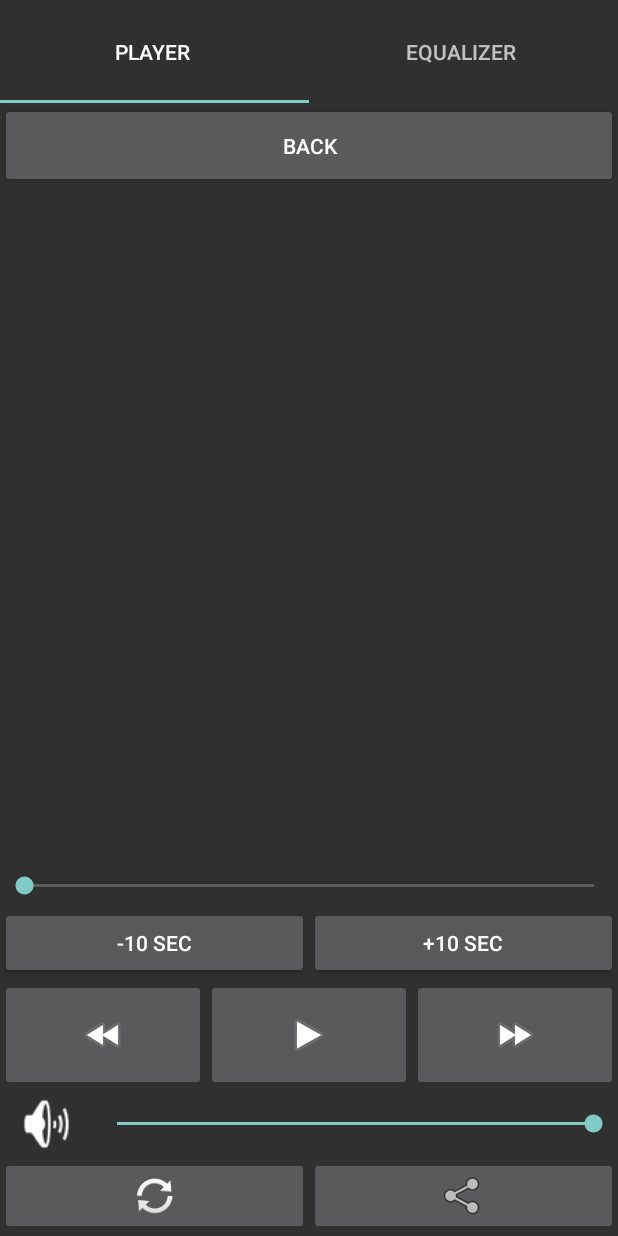
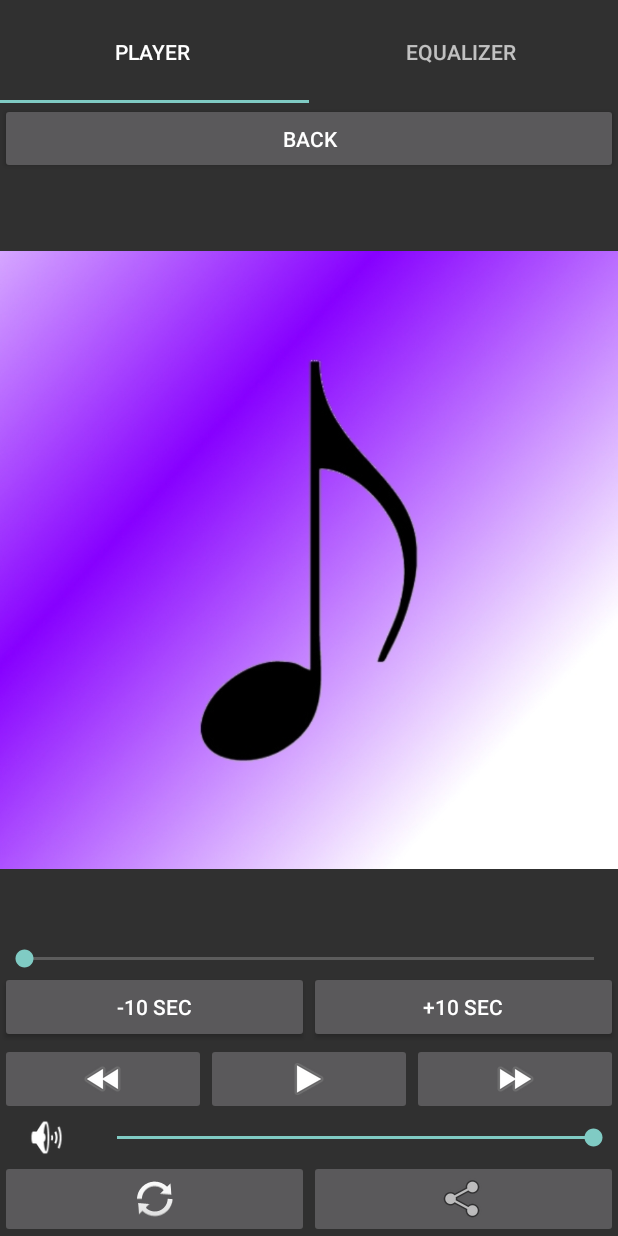
Before and after one commit to JackKetch1686/Suck, an Android app: the screen it shows after launch (PlayerAndEqualizerActivity), after a tap on "CURRENT SONG", on a phone screen of 412 x 824 dp. Run offline under Robolectric (Android 15) with nearby library versions, the phone set to English and light mode, and no system bars; 3 statements that could not run were skipped.

Commit message:
Ofigenno rabotaet

```diff
--- a/app/src/main/AndroidManifest.xml
+++ b/app/src/main/AndroidManifest.xml
@@ -6,9 +6,9 @@
 
     <application
             android:allowBackup="true"
-            android:icon="@mipmap/ic_launcher"
+            android:icon="@drawable/final_icon"
             android:label="@string/app_name"
-            android:roundIcon="@mipmap/ic_launcher_round"
+            android:roundIcon="@drawable/final_icon"
             android:supportsRtl="true"
             android:theme="@style/AppTheme">
         <activity android:name=".PlayerAndEqualizerActivity"
--- a/app/src/main/java/com/example/myapplicatio/FragmentPlayer.kt
+++ b/app/src/main/java/com/example/myapplicatio/FragmentPlayer.kt
@@ -8,6 +8,7 @@ import android.view.View
 import android.view.ViewGroup
 import android.widget.Toast
 import androidx.fragment.app.Fragment
+import com.example.myapplicatio.statics.SaveImageForPlayer
 import com.example.myapplicatio.statics.SaveItems
 import com.example.myapplicatio.statics.SaveShafle
 import kotlinx.android.synthetic.main.fragment_fragment_player.*
@@ -24,10 +25,10 @@ class FragmentPlayer :Fragment(){
     }
 
     override fun onViewCreated(view: View, savedInstanceState: Bundle?) {
-
-//        PlayPausePlayer.setOnClickListener{
-//
-//        }
+        imageView.setImageBitmap(SaveImageForPlayer.image)
+        imageButton8.setOnClickListener{
+            activity!!.startService(Intent(context, BackgroundAudioService::class.java))
+        }
         button5.setOnClickListener{
             BackgroundAudioService.Companion::mediaPlayer.get().seekTo(BackgroundAudioService.Companion::mediaPlayer.get().getCurrentPosition() - 10000)
         }
@@ -65,7 +66,8 @@ class FragmentPlayer :Fragment(){
             }
 
             SaveShafle.shaf=! SaveShafle.shaf
-
+//            var number = (Math.random()* SaveItems.recyclerItems.size).toInt()
+//            activity!!.startService(Intent(context, BackgroundAudioService::class.java).putExtra("path",SaveItems.recyclerItems[number].fullName))
             BackgroundAudioService.mediaPlayer.stop()
             BackgroundAudioService.mediaPlayer.reset()
             var number = (Math.random()* SaveItems.recyclerItems.size).toInt()
--- a/app/src/main/java/com/example/myapplicatio/MainActivity.kt
+++ b/app/src/main/java/com/example/myapplicatio/MainActivity.kt
@@ -3,6 +3,7 @@ package com.example.myapplicatio
 import android.Manifest
 import android.content.Intent
 import android.content.pm.PackageManager
+import android.graphics.BitmapFactory
 import androidx.appcompat.app.AppCompatActivity
 import android.os.Bundle
 import android.util.Log
@@ -11,9 +12,7 @@ import androidx.core.content.ContextCompat
 import androidx.fragment.app.Fragment
 import androidx.fragment.app.FragmentManager
 import androidx.fragment.app.FragmentPagerAdapter
-import com.example.myapplicatio.statics.SaveAuthorsSongs
-import com.example.myapplicatio.statics.SaveItems
-import com.example.myapplicatio.statics.SaveSongsOfAuthor
+import com.example.myapplicatio.statics.*
 import kotlinx.android.synthetic.main.activity_main.*
 import ru.spb.designedBy239School.advancedMusicPlayer.adapter.MyRecyclerViewAdapter
 import ru.spb.designedBy239School.advancedMusicPlayer.service.BackgroundAudioService
@@ -33,16 +32,15 @@ class MainActivity : AppCompatActivity(), MyRecyclerViewAdapter.OnSongListner {
                 SaveSongsOfAuthor.recyclerItems[position].fullName)
         }
     }
-//    override fun onNoteCLick(position: Int) {
-//        startService(Intent(this, BackgroundAudioService::class.java).putExtra("path", SaveItems.recyclerItems[position].fullName))
-//        Log.d("ONCLICKLISTNER","MainActivity: "+position.toString())
-//    }
+
 
 
     override fun onCreate(savedInstanceState: Bundle?) {
         super.onCreate(savedInstanceState)
         setContentView(R.layout.activity_main)
 
+        SaveImageForPlayer.image = BitmapFactory.decodeResource(this.getResources(), R.drawable.music_notes)
+       DefaultBitmap.image  = BitmapFactory.decodeResource(this.getResources(), R.drawable.music_notes)
         PlayPauseButtonMain.setOnClickListener{
             if (!BackgroundAudioService.mediaPlayer.isPlaying) {
                 PlayPauseButtonMain.setImageResource(android.R.drawable.ic_media_pause)
--- a/app/src/main/java/com/example/myapplicatio/adapter/MyRecyclerViewAdapter.kt
+++ b/app/src/main/java/com/example/myapplicatio/adapter/MyRecyclerViewAdapter.kt
@@ -8,7 +8,9 @@ import android.view.ViewGroup
 import android.widget.ImageView
 import android.widget.TextView
 import androidx.recyclerview.widget.RecyclerView
+import com.example.myapplicatio.PlayListSettingsActivity
 import com.example.myapplicatio.R
+import com.example.myapplicatio.statics.PlayingSongNumber
 
 class MyRecyclerViewAdapter(var listItems: List<RecyclerItem>, val onSongListner: OnSongListner, val artist :Boolean) :
     RecyclerView.Adapter<MyRecyclerViewAdapter.ViewHolder>() {
@@ -36,7 +38,8 @@ class MyRecyclerViewAdapter(var listItems: List<RecyclerItem>, val onSongListner
 
     class ViewHolder( var view: View, var onSongListner: OnSongListner,var artist: Boolean) : RecyclerView.ViewHolder(view), View.OnClickListener{
         override fun onClick(p0: View?) {
-            onSongListner.onNoteCLick(adapterPosition, artist  )
+            onSongListner.onNoteCLick(adapterPosition, artist )
+            PlayingSongNumber.number = adapterPosition
         }
 
         var song_name: TextView = view.findViewById(R.id.name_of_song)
--- /dev/null
+++ b/app/src/main/java/com/example/myapplicatio/statics/DefaultBitmap.kt
@@ -0,0 +1,9 @@
+package com.example.myapplicatio.statics
+
+import android.graphics.Bitmap
+
+class DefaultBitmap {
+    companion object itemsOfMusic {
+        lateinit  var image : Bitmap
+    }
+}
--- a/app/src/main/java/com/example/myapplicatio/statics/SaveImageForPlayer.kt
+++ b/app/src/main/java/com/example/myapplicatio/statics/SaveImageForPlayer.kt
@@ -1,8 +1,12 @@
 package com.example.myapplicatio.statics
+
+import android.graphics.Bitmap
+import android.graphics.BitmapFactory
+import com.example.myapplicatio.R
 
 
 class SaveImageForPlayer {
     companion object itemsOfMusic {
-         /// var image : Bitmap =
+       lateinit  var image : Bitmap
     }
 }
```
Also changed, not shown: app/src/main/java/com/example/myapplicatio/service/BackgroundAudioService.kt (+43 -32 lines), app/src/main/java/com/example/myapplicatio/statics/PlayingSongNumber.kt (added, +7 -0 lines).
